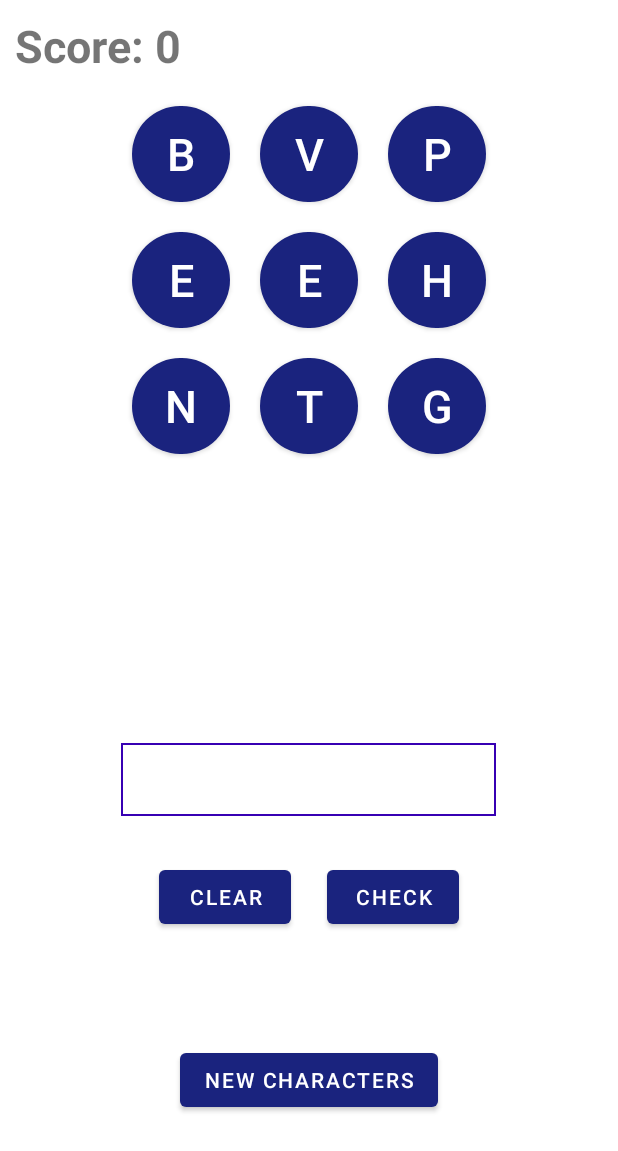
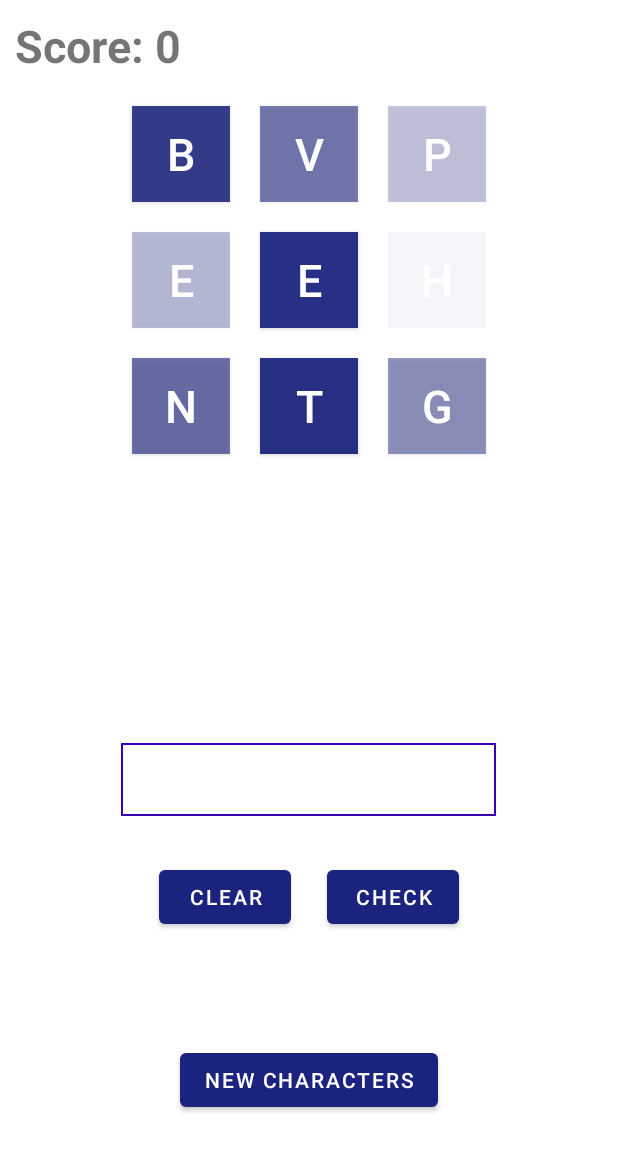
Before and after one commit to Mphatso-Banda/Word-Creator-App, an Android app built with Jetpack Compose: the screen it shows after launch (MainActivity), on a phone screen of 412 x 824 dp. Shown: the top 1151 px of the screen. Run offline under Robolectric (Android 15) with nearby library versions, the light colour scheme and no system bars; our stand-ins replace data binding.

Commit message:
animation and randim color generation

```diff
--- a/app/src/main/java/com/tc/apps/wordcreator/MainActivity.kt
+++ b/app/src/main/java/com/tc/apps/wordcreator/MainActivity.kt
@@ -6,8 +6,11 @@ import android.os.Bundle
 import android.util.Log
 import android.view.Gravity
 import android.view.View
+import android.view.animation.AnimationUtils
 import android.widget.Button
 import android.widget.Toast
+import androidx.compose.ui.graphics.Color
+import androidx.compose.ui.graphics.toArgb
 import androidx.core.view.isVisible
 import androidx.lifecycle.LiveData
 import com.google.android.material.dialog.MaterialAlertDialogBuilder
@@ -47,9 +50,6 @@ class MainActivity : AppCompatActivity() {
                     value -> binding.score.text = "Score: ${value.toString()}"
                 }
             }
-
-
-
 
             checkBtn.setOnClickListener {
                 checkAnswer()
@@ -96,6 +96,8 @@ class MainActivity : AppCompatActivity() {
                 if(liveData.value != null){
                     setTextToButtons(liveData, button)
                     button.isVisible = true
+                    val randColor = Color(255, (0..256).random(), (0..256).random(), (0..256).random()).toArgb()
+                    button.setBackgroundColor(randColor)
                 }
                 else{
                     button.isVisible = false
--- a/app/src/main/res/layout/activity_main.xml
+++ b/app/src/main/res/layout/activity_main.xml
@@ -31,6 +31,7 @@
                 android:layout_height="wrap_content"
                 app:columnCount="3"
                 app:rowCount="3"
+                android:animateLayoutChanges="true"
                 android:layout_marginTop="@dimen/layout_margin"
                 app:layout_constraintBottom_toBottomOf="parent"
                 app:layout_constraintEnd_toEndOf="parent"
```
Also changed, not shown: app/src/main/java/com/tc/apps/wordcreator/viewmodels/SplashViewModel.kt (+20 -3 lines).
